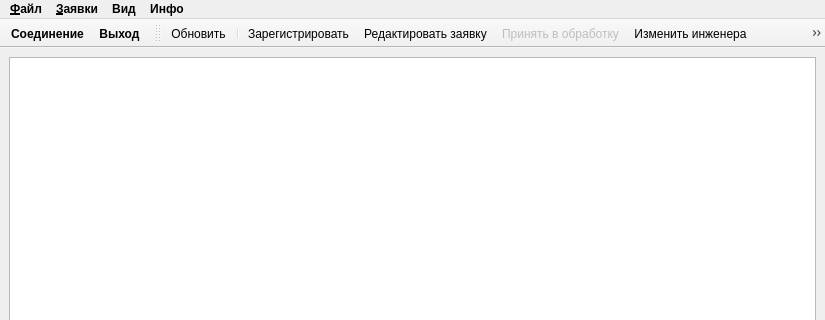
Qt form Application/ui/mainwindow.ui (VladimirChotiy/sos_orders) before a commit; both pictures show x 0 to 825 and y 0 to 320 of the 825 by 603 pixel window.
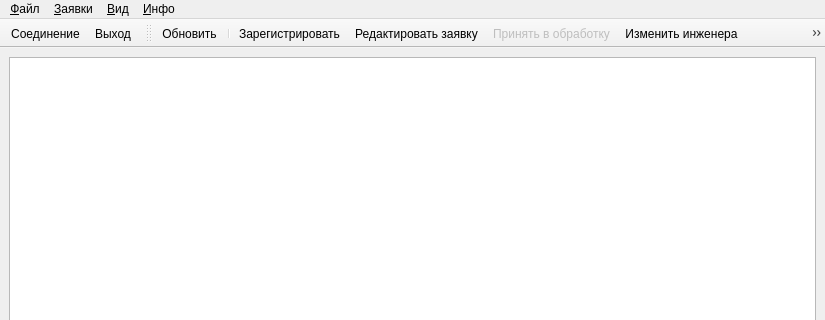
The same form after that commit. Icons and pictures are not drawn.

Patch:
```diff
--- a/Application/ui/mainwindow.ui
+++ b/Application/ui/mainwindow.ui
@@ -75,20 +75,22 @@
      <x>0</x>
      <y>0</y>
      <width>825</width>
-     <height>20</height>
+     <height>19</height>
     </rect>
    </property>
    <property name="font">
     <font>
-     <weight>75</weight>
-     <bold>true</bold>
+     <family>MS Shell Dlg 2</family>
+     <weight>50</weight>
+     <bold>false</bold>
     </font>
    </property>
    <widget class="QMenu" name="menu_File">
     <property name="font">
      <font>
-      <weight>75</weight>
-      <bold>true</bold>
+      <family>MS Shell Dlg 2</family>
+      <weight>50</weight>
+      <bold>false</bold>
      </font>
     </property>
     <property name="title">
@@ -101,8 +103,9 @@
    <widget class="QMenu" name="menuRequests">
     <property name="font">
      <font>
-      <weight>75</weight>
-      <bold>true</bold>
+      <family>MS Shell Dlg 2</family>
+      <weight>50</weight>
+      <bold>false</bold>
      </font>
     </property>
     <property name="title">
@@ -146,8 +149,13 @@
     <addaction name="act_ReqClose"/>
    </widget>
    <widget class="QMenu" name="menu_View">
+    <property name="font">
+     <font>
+      <family>MS Shell Dlg 2</family>
+     </font>
+    </property>
     <property name="title">
-     <string>Вид</string>
+     <string>&amp;Вид</string>
     </property>
     <widget class="QMenu" name="menu_Columns">
      <property name="title">
@@ -157,8 +165,21 @@
     <addaction name="menu_Columns"/>
    </widget>
    <widget class="QMenu" name="menu_6">
+    <property name="font">
+     <font>
+      <family>MS Shell Dlg 2</family>
+      <weight>50</weight>
+      <bold>false</bold>
+     </font>
+    </property>
+    <property name="tearOffEnabled">
+     <bool>true</bool>
+    </property>
     <property name="title">
-     <string>Инфо</string>
+     <string>&amp;Инфо</string>
+    </property>
+    <property name="separatorsCollapsible">
+     <bool>false</bool>
     </property>
     <addaction name="act_About"/>
     <addaction name="separator"/>
@@ -245,8 +266,8 @@
    <property name="font">
     <font>
      <pointsize>9</pointsize>
-     <weight>75</weight>
-     <bold>true</bold>
+     <weight>50</weight>
+     <bold>false</bold>
     </font>
    </property>
    <property name="shortcut">
@@ -267,8 +288,8 @@
    <property name="font">
     <font>
      <pointsize>9</pointsize>
-     <weight>75</weight>
-     <bold>true</bold>
+     <weight>50</weight>
+     <bold>false</bold>
     </font>
    </property>
    <property name="shortcut">
@@ -286,6 +307,11 @@
    <property name="toolTip">
     <string>Обновить данные</string>
    </property>
+   <property name="font">
+    <font>
+     <pointsize>9</pointsize>
+    </font>
+   </property>
    <property name="shortcut">
     <string>F5</string>
    </property>
@@ -301,6 +327,11 @@
    <property name="text">
     <string>Зарегистрировать</string>
    </property>
+   <property name="font">
+    <font>
+     <pointsize>9</pointsize>
+    </font>
+   </property>
   </action>
   <action name="act_ReqEdit">
    <property name="icon">
@@ -313,6 +344,11 @@
    <property name="toolTip">
     <string>Редактировать заявку</string>
    </property>
+   <property name="font">
+    <font>
+     <pointsize>9</pointsize>
+    </font>
+   </property>
   </action>
   <action name="act_AcceptRequest">
    <property name="enabled">
@@ -328,6 +364,11 @@
    <property name="toolTip">
     <string>Принять текущую заявку в обработку</string>
    </property>
+   <property name="font">
+    <font>
+     <pointsize>9</pointsize>
+    </font>
+   </property>
   </action>
   <action name="act_ChangeEngineer">
    <property name="icon">
@@ -340,6 +381,11 @@
    <property name="toolTip">
     <string>Изменить инженера, ответственного за завку</string>
    </property>
+   <property name="font">
+    <font>
+     <pointsize>9</pointsize>
+    </font>
+   </property>
   </action>
   <action name="act_ChangeStatus">
    <property name="enabled">
@@ -355,6 +401,11 @@
    <property name="toolTip">
     <string>Изменить статус текущей заявки</string>
    </property>
+   <property name="font">
+    <font>
+     <pointsize>9</pointsize>
+    </font>
+   </property>
   </action>
   <action name="act_ReqClose">
    <property name="enabled">
@@ -370,6 +421,11 @@
    <property name="toolTip">
     <string>Закрыть текущую заявку</string>
    </property>
+   <property name="font">
+    <font>
+     <pointsize>9</pointsize>
+    </font>
+   </property>
   </action>
   <action name="act_SetCost">
    <property name="enabled">
@@ -385,6 +441,11 @@
    <property name="toolTip">
     <string>Стоимость работ и материалов</string>
    </property>
+   <property name="font">
+    <font>
+     <pointsize>9</pointsize>
+    </font>
+   </property>
   </action>
   <action name="act_History">
    <property name="icon">
@@ -397,6 +458,11 @@
    <property name="toolTip">
     <string>История изменений статуса завяки</string>
    </property>
+   <property name="font">
+    <font>
+     <pointsize>9</pointsize>
+    </font>
+   </property>
   </action>
   <action name="act_About">
    <property name="icon">
```
Left out of the diff: 316 changed lines with no effect on the pictures.
